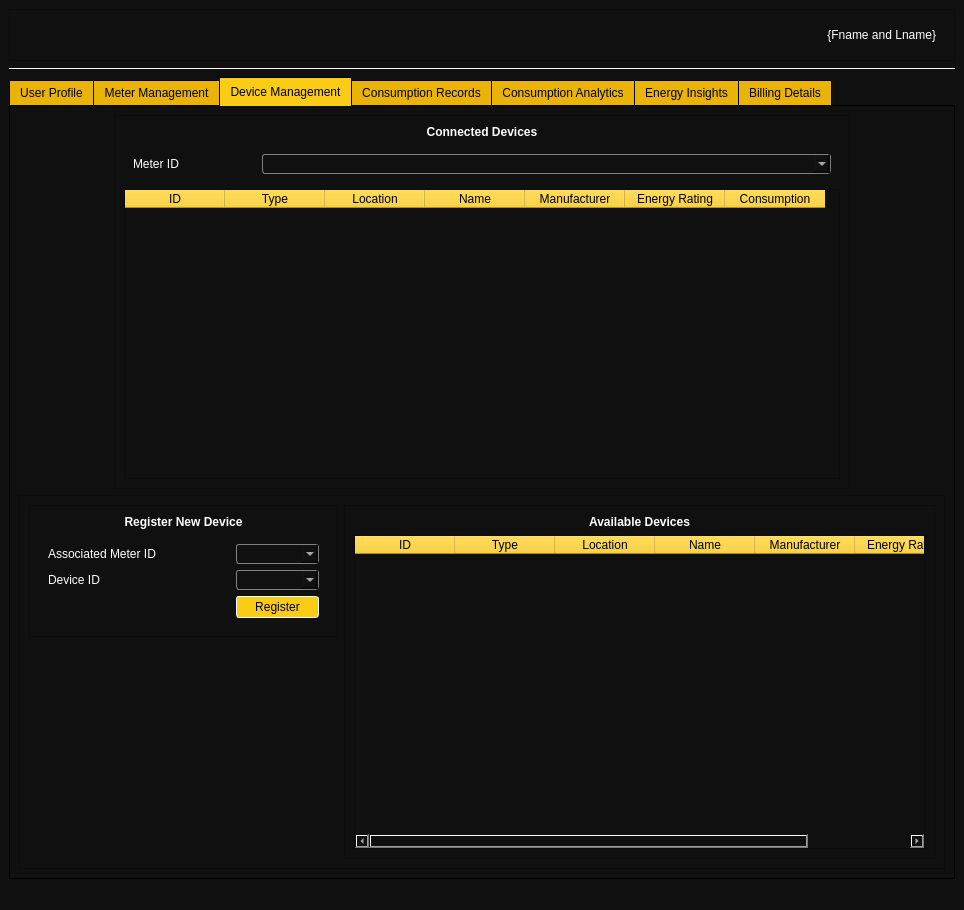
This is ui/mainwindow.ui in enharukalo/powerwatch as Qt 5 draws it before an edit. The edited form follows.
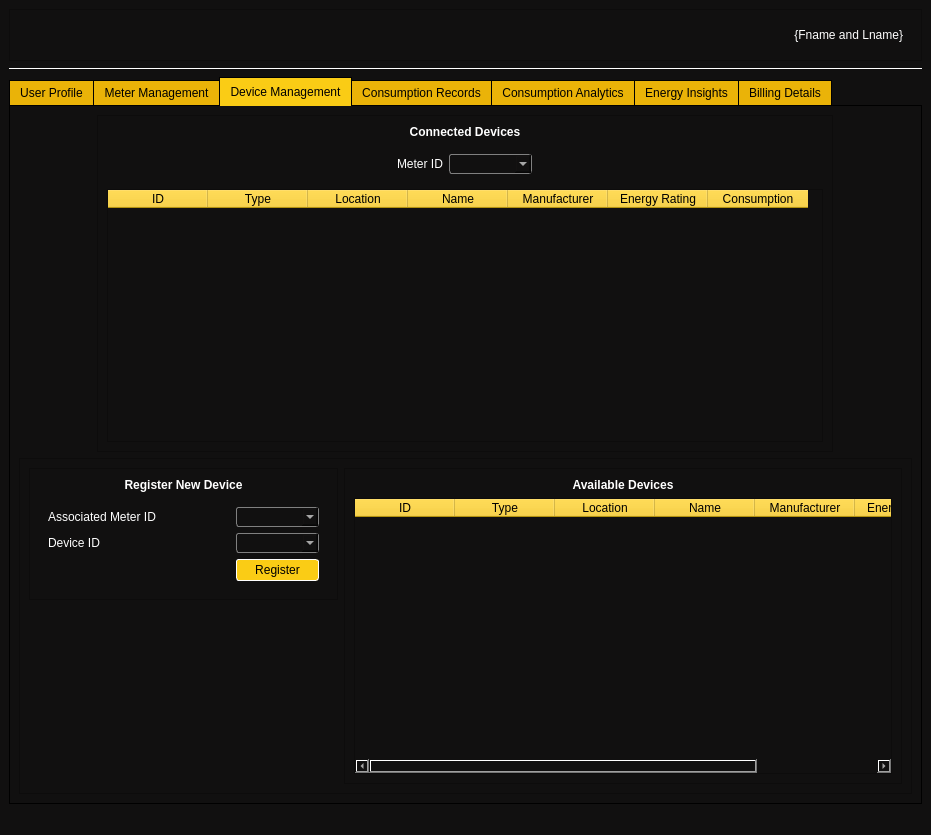
This is the edited form. The open tabs and pages were chosen to show the change. Icons and pictures are not drawn.

The edit to the form file:
```diff
--- a/ui/mainwindow.ui
+++ b/ui/mainwindow.ui
@@ -6,8 +6,8 @@
    <rect>
     <x>0</x>
     <y>0</y>
-    <width>964</width>
-    <height>910</height>
+    <width>931</width>
+    <height>835</height>
    </rect>
   </property>
   <property name="windowTitle">
@@ -2926,15 +2926,12 @@
              </property>
             </widget>
            </item>
-           <item>
-            <widget class="QFrame" name="frame_8">
+           <item alignment="Qt::AlignHCenter">
+            <widget class="QFrame" name="formConnectedDevices">
              <property name="frameShadow">
               <enum>QFrame::Raised</enum>
              </property>
              <layout class="QFormLayout" name="formLayout_7">
-              <property name="horizontalSpacing">
-               <number>83</number>
-              </property>
               <item row="0" column="0">
                <widget class="QLabel" name="label_32">
                 <property name="text">
```
Left out of the diff: 342 changed lines with no effect on the pictures.
